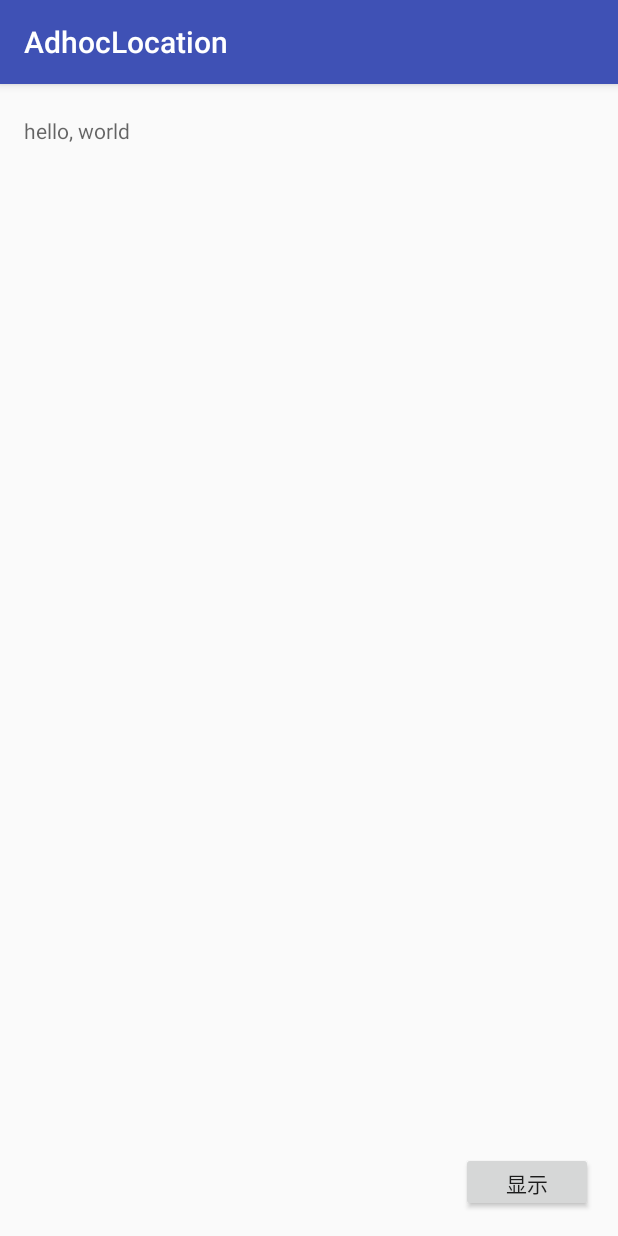
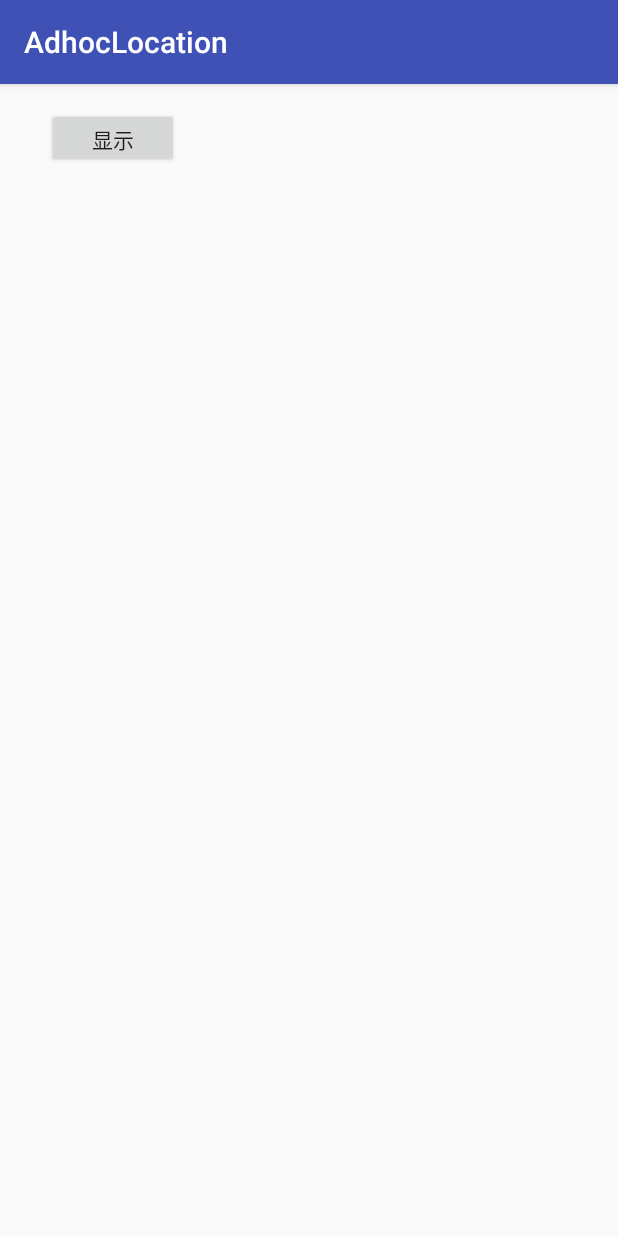
Before and after one commit to cinhori/AdhocLocation, an Android app: the BleSppActivity screen opened directly, with no data from a screen before it, on a phone screen of 412 x 824 dp. Run offline under Robolectric (Android 15) with nearby library versions, the phone set to English and light mode, and no system bars; libraries missing offline, so code that uses them is left out: com.baidu.mapapi; plain views replace MapView; 3 statements that could not run were skipped.

Commit message:
屏蔽16进制串显示部分

```diff
--- a/app/src/main/java/com/dantou/adhoc/BleSppActivity.java
+++ b/app/src/main/java/com/dantou/adhoc/BleSppActivity.java
@@ -54,24 +54,24 @@ public class BleSppActivity extends AppCompatActivity implements View.OnClickLis
     private String mDeviceAddress;
     private BluetoothLeService mBluetoothLeService;
     //private ArrayList<ArrayList<BluetoothGattCharacteristic>> mGattCharacteristics =new ArrayList<ArrayList<BluetoothGattCharacteristic>>();
-    private boolean mConnected = false;
+    //private boolean mConnected = false;
 
     //private final String LIST_NAME = "NAME";
     //private final String LIST_UUID = "UUID";
 
     private Point myPoint;
     private ArrayList<Point> otherPoints = new ArrayList<>();
-    private ArrayList<Point> points;
+    //private ArrayList<Point> points;
 
 
-    private TextView mDataRecvText;
-    /*private TextView mNotify_speed_text;
+    /*private TextView mDataRecvText;
+    private TextView mNotify_speed_text;
     private EditText mEditBox;
     private TextView mSendBytes;
     private TextView mDataSendFormat;
-*/
+
     private long recvBytes = 0;
-    private long lastSecondBytes = 0;
+    private long lastSecondBytes = 0;*/
     private StringBuilder mData;
 
     /*private long sendBytes;
@@ -116,15 +116,15 @@ public class BleSppActivity extends AppCompatActivity implements View.OnClickLis
             if (BluetoothLeService.ACTION_GATT_CONNECTED.equals(action)) {
 
             } else if (BluetoothLeService.ACTION_GATT_DISCONNECTED.equals(action)) {
-                mConnected = false;
+                /*mConnected = false;
                 updateConnectionState(R.string.disconnected);
-                invalidateOptionsMenu();
+                invalidateOptionsMenu();*/
                 mBluetoothLeService.connect(mDeviceAddress);
             } else if (BluetoothLeService.ACTION_GATT_SERVICES_DISCOVERED.equals(action)) {
-                //特征值找到才代表连接成功
+                /*//特征值找到才代表连接成功
                 mConnected = true;
                 invalidateOptionsMenu();
-                updateConnectionState(R.string.connected);
+                updateConnectionState(R.string.connected);*/
             }else if (BluetoothLeService.ACTION_GATT_SERVICES_NO_DISCOVERED.equals(action)){
                 mBluetoothLeService.connect(mDeviceAddress);
             }else if (BluetoothLeService.ACTION_DATA_AVAILABLE.equals(action)) {
@@ -162,7 +162,7 @@ public class BleSppActivity extends AppCompatActivity implements View.OnClickLis
         mDeviceName = intent.getStringExtra(EXTRAS_DEVICE_NAME);
         mDeviceAddress = intent.getStringExtra(EXTRAS_DEVICE_ADDRESS);
 
-        mDataRecvText = (TextView) findViewById(R.id.data_read_text);
+        //mDataRecvText = (TextView) findViewById(R.id.data_read_text);
         /*mNotify_speed_text = (TextView) findViewById(R.id.notify_speed_text);*/
         Button mShow = findViewById(R.id.show_map);
 
@@ -181,7 +181,7 @@ public class BleSppActivity extends AppCompatActivity implements View.OnClickLis
 
         /*mSendBtn.setOnClickListener(this);
         mCleanTextBtn.setOnClickListener(this);*/
-        mDataRecvText.setMovementMethod(ScrollingMovementMethod.getInstance());
+        //mDataRecvText.setMovementMethod(ScrollingMovementMethod.getInstance());
         mData = new StringBuilder();
 
         final int SPEED = 1;
@@ -295,7 +295,7 @@ public class BleSppActivity extends AppCompatActivity implements View.OnClickLis
         return intentFilter;
     }
 
-    //动态效果
+    /*//动态效果
     public void convertText(final TextView textView, final int convertTextId) {
         final Animation scaleIn = AnimationUtils.loadAnimation(this,
                 R.anim.text_scale_in);
@@ -317,7 +317,7 @@ public class BleSppActivity extends AppCompatActivity implements View.OnClickLis
             }
         });
         textView.startAnimation(scaleOut);
-    }
+    }*/
 
     //获取输入框十六进制格式
     /*private String getHexString() {
@@ -337,7 +337,7 @@ public class BleSppActivity extends AppCompatActivity implements View.OnClickLis
     }*/
 
 
-    private byte[] stringToBytes(String s) {
+    /*private byte[] stringToBytes(String s) {
         byte[] buf = new byte[s.length() / 2];
         for (int i = 0; i < buf.length; i++) {
             try {
@@ -347,7 +347,7 @@ public class BleSppActivity extends AppCompatActivity implements View.OnClickLis
             }
         }
         return buf;
-    }
+    }*/
 
     /*public String asciiToString(byte[] bytes) {
         char[] buf = new char[bytes.length];
@@ -411,7 +411,7 @@ public class BleSppActivity extends AppCompatActivity implements View.OnClickLis
     }*/
 
     private void displayData(byte[] buf) {
-        recvBytes += buf.length;
+        //recvBytes += buf.length;
         recv_cnt += buf.length;
 
         if (recv_cnt >= 1024)
@@ -423,9 +423,11 @@ public class BleSppActivity extends AppCompatActivity implements View.OnClickLis
         String s = bytesToString(buf);
         mData.append(s);
 
-        mDataRecvText.setText(mData.toString());
+        //mDataRecvText.setText(mData.toString());
 
-        points =  StringToLatLong.toLatLongs(mData.toString());
+        cut(mData);
+
+        /*points =  StringToLatLong.toLatLongs(mData.toString());
 
         for(Point p : points){
             if(p.getId() == 1){
@@ -433,7 +435,29 @@ public class BleSppActivity extends AppCompatActivity implements View.OnClickLis
             }else{
                 otherPoints.add(p);
             }
+        }*/
+    }
+
+    private StringBuilder cut(StringBuilder sb){
+        while (sb.toString().startsWith("050082") && sb.length() >= 48){
+            String tempString = sb.substring(0, 48);
+            Log.d("剪切的完整节点串", tempString);
+            Point tempPoint = StringToLatLong.toLatLong(tempString);
+            Log.d("剪切的节点", tempPoint.toString());
+
+            if (tempPoint.getId() == 1){
+                myPoint = tempPoint;
+            }else {
+                otherPoints.add(tempPoint);
+            }
+
+            tempString = sb.delete(0, 48).toString();
+            Log.d("剪掉的16进制串", tempPoint.toString());
+
         }
+
+        return sb;
+
     }
 
     @Override
--- a/app/src/main/res/layout/ble_spp.xml
+++ b/app/src/main/res/layout/ble_spp.xml
@@ -10,6 +10,12 @@
     android:paddingRight="@dimen/activity_horizontal_margin"
     android:paddingTop="@dimen/activity_vertical_margin"
     tools:context=".BleSppActivity">
+
+    <!--<com.baidu.mapapi.map.MapView
+        android:id="@+id/baiduMapView"
+        android:layout_width="match_parent"
+        android:layout_height="match_parent"
+        android:clickable="true"/>
 
     <LinearLayout
         android:layout_width="match_parent"
@@ -54,6 +60,15 @@
 
         </LinearLayout>
 
-    </LinearLayout>
+    </LinearLayout>-->
+
+    <Button
+        android:id="@id/show_map"
+        android:layout_width="wrap_content"
+        android:layout_height="40dp"
+        android:layout_marginLeft="15dp"
+        android:gravity="center"
+        android:text="显示"
+        android:textSize="@dimen/small_text_size" />
 
 </LinearLayout>
```
